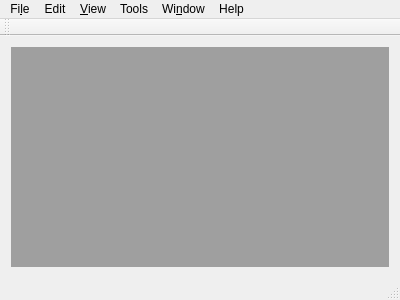
Before: the Qt Designer form src/gui/savvywindow.ui in NikEfth/SAvVy, drawn with Qt 5.
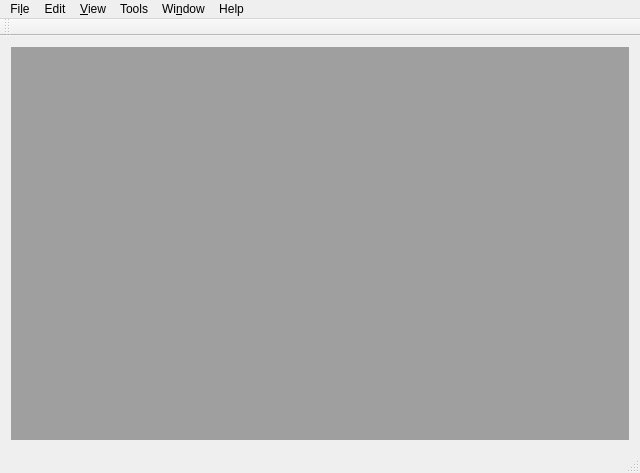
After: the same form once the commit is applied.

The edit to the form file:
```diff
--- a/src/gui/savvywindow.ui
+++ b/src/gui/savvywindow.ui
@@ -6,13 +6,16 @@
    <rect>
     <x>0</x>
     <y>0</y>
-    <width>400</width>
-    <height>300</height>
+    <width>640</width>
+    <height>473</height>
    </rect>
   </property>
   <property name="windowTitle">
    <string>SavvyWindow</string>
   </property>
+  <property name="documentMode">
+   <bool>true</bool>
+  </property>
   <widget class="QWidget" name="centralWidget">
    <layout class="QVBoxLayout" name="verticalLayout_2">
     <item>
@@ -25,7 +28,7 @@
     <rect>
      <x>0</x>
      <y>0</y>
-     <width>400</width>
+     <width>640</width>
      <height>23</height>
     </rect>
    </property>
```
Left out of the diff: 9 changed lines with no effect on the pictures.
